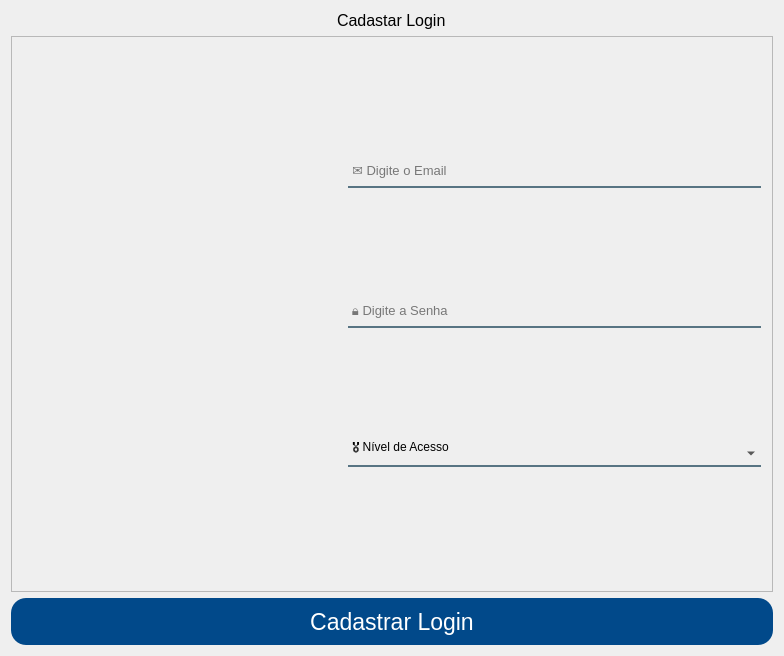
First picture: the form in App/view/ui/cadastroLogin.ui, repository Senac-SOR-ADS/Mapa-de-Sala, before the edit.
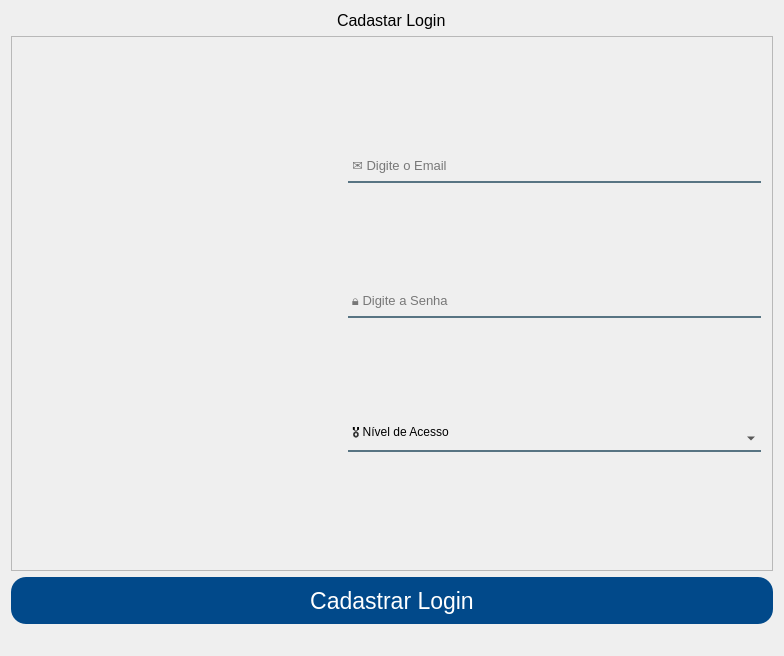
Second picture: the form after the edit. Icons and pictures are not drawn.

Commit message: erro e sucesso

```diff
--- a/App/view/ui/cadastroLogin.ui
+++ b/App/view/ui/cadastroLogin.ui
@@ -39,6 +39,10 @@
 	border-bottom-color:rgba(46,82,101,200);
 	color:rgb(0,0,0);
 	padding-bottom:7px;
+}
+
+#respostas {
+	color: red;
 }</string>
   </property>
   <layout class="QVBoxLayout" name="verticalLayout">
@@ -203,6 +207,21 @@
      </property>
     </widget>
    </item>
+   <item>
+    <widget class="QLabel" name="respostas">
+     <property name="font">
+      <font>
+       <pointsize>10</pointsize>
+      </font>
+     </property>
+     <property name="text">
+      <string/>
+     </property>
+     <property name="alignment">
+      <set>Qt::AlignCenter</set>
+     </property>
+    </widget>
+   </item>
   </layout>
  </widget>
  <tabstops>
```
The commit also changes 1 other file.
